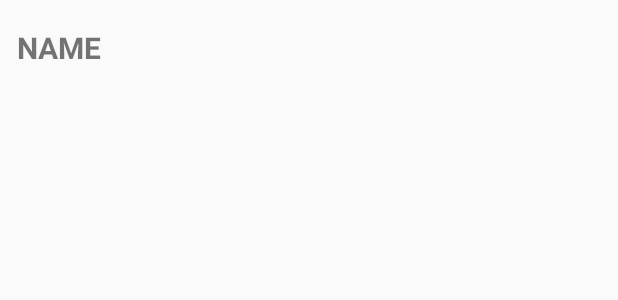
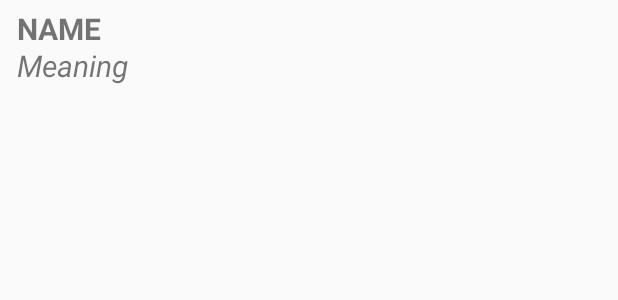
Before and after one commit to VishalSurti/NaamkaranMain, an Android app: the layout name_list.xml on its own in the app's theme, with its tools: preview values and no code run, on a phone screen of 412 x 824 dp. Shown: the top 300 px of the screen. Run offline under Robolectric (Android 15) with nearby library versions, the phone set to English and light mode, and no system bars.

```diff
--- a/app/src/main/java/com/example/shauryatrivedi/naamkaran/Adapters/NameListAdapter.java
+++ b/app/src/main/java/com/example/shauryatrivedi/naamkaran/Adapters/NameListAdapter.java
@@ -51,9 +51,15 @@ public class NameListAdapter extends BaseAdapter implements SectionIndexer {
     {
         view = inflater.inflate(R.layout.name_list,null);
         TextView txtname = (TextView) view.findViewById(R.id.txtname);
+        TextView txtmng = (TextView)view.findViewById(R.id.txtmng);
         GenderApi info = list.get(i);
         String nam = info.getName();
+        String mng = info.getMeaning();
         txtname.setText(nam);
+        txtname.setTextSize(25);
+        txtmng.setText(mng);
+        txtmng.setTextSize(20);
+
         return view;
     }
 
--- a/app/src/main/res/layout/name_list.xml
+++ b/app/src/main/res/layout/name_list.xml
@@ -10,10 +10,23 @@
         android:layout_alignParentLeft="true"
         android:layout_alignParentTop="true"
         android:layout_marginLeft="11dp"
-        android:layout_marginTop="18dp"
+        android:layout_marginTop="5dp"
         android:text="NAME"
         android:textStyle="bold"
         android:textSize="20dp"
         android:id="@+id/txtname"/>
 
+    <TextView
+        android:id="@+id/txtmng"
+        android:layout_width="wrap_content"
+        android:layout_height="wrap_content"
+        android:layout_alignParentLeft="true"
+        android:layout_alignParentTop="true"
+        android:layout_marginLeft="11dp"
+        android:layout_marginTop="30dp"
+        android:layout_marginBottom="10dp"
+        android:text="Meaning"
+        android:textSize="20dp"
+        android:textStyle="italic"/>
+
 </RelativeLayout>
```
Also changed, not shown: app/src/main/java/com/example/shauryatrivedi/naamkaran/Activities/MainActivity.java (+12 -13 lines), app/src/main/res/layout/activity_main.xml (+13 -5 lines), app/src/main/res/layout/main1.xml (deleted, +0 -7 lines), app/src/main/res/drawable/left.png (added), app/src/main/res/drawable/right.png (added).
